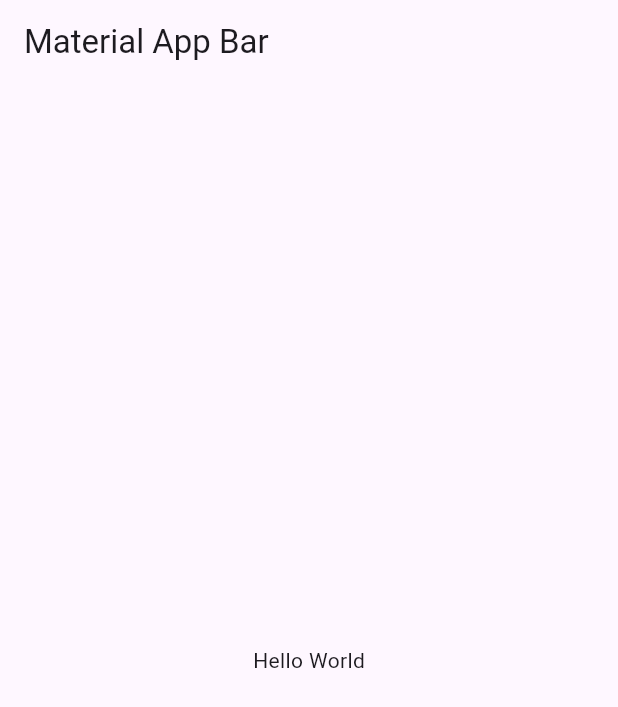
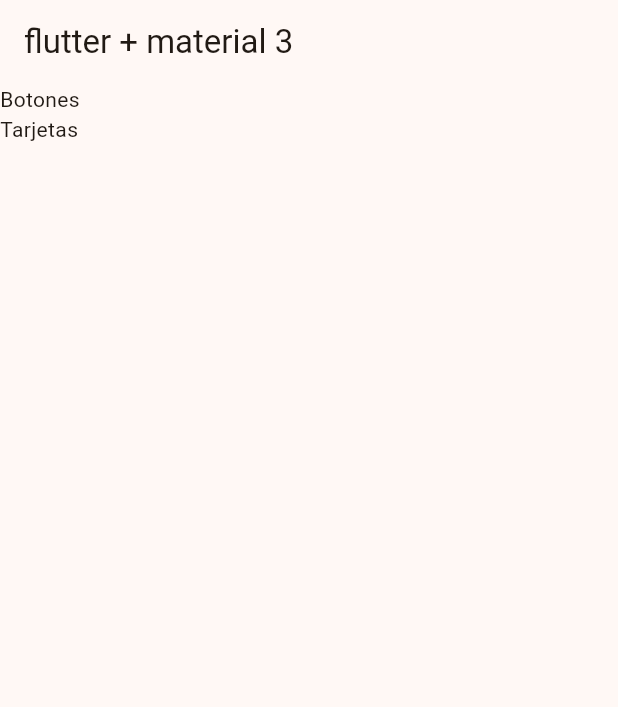
Before and after one commit to Angelina-Pinto/flutterAppWidgets, a Flutter app: the screen it shows after launch, on a phone screen of 412 x 824 dp. Shown: the top 707 px of the screen. Run offline on Flutter 3.47's test engine with Material 3 defaults, Android fonts, the phone set to English and light mode, and no system bars.

Commit message:
se agrego un ListView en homeScreen para que mostrara el contenido de la appMenuItems que se encuentra en menu_items.dart

```diff
--- a/lib/config/menu/menu_items.dart
+++ b/lib/config/menu/menu_items.dart
@@ -1,24 +1,33 @@
 import 'package:flutter/material.dart';
 
-class MenuItem{
+const List<MenuItems> appMenuItems = [
+
+  MenuItems(
+    title: 'Botones',
+    subtitle: 'varios botones en flutter',
+    link: '/buttons',
+    icon: Icons.smart_button_outlined ),
+
+    MenuItems(
+    title: 'Tarjetas',
+    subtitle: 'un contenedor estilizado',
+    link: '/card',
+    icon: Icons.credit_card )
+];
+
+class MenuItems{
+
   final String title;
-  final String subtittle;
+  final String subtitle;
   final String link;
   final IconData icon;
 
-  const MenuItem({
+  const MenuItems({
     required this.title,
-    required this.subtittle,
+    required this.subtitle,
     required this.link,
     required this.icon
     });
 
+
 }
-const appMenuItems =<MenuItem>[
-  MenuItem(
-    title: 'Botones',
-    subtittle: 'varios botones en flutter',
-    link: '/botones',
-    icon: Icons.smart_button
-    )
-];
--- /dev/null
+++ b/lib/config/theme/app_theme.dart
@@ -0,0 +1,29 @@
+import 'package:flutter/material.dart';
+
+const List<Color> colorList = [
+  Colors.black,
+  Colors.orange,
+  Colors.white,
+  Colors.pink,
+  Colors.red,
+  Colors.yellow,
+  Colors.blue
+];
+
+class AppTheme{
+
+  final int selectedColor;
+
+  AppTheme({
+    this.selectedColor = 0
+    }):assert(selectedColor >= 0 , 'el color debe de ser mayor a 0'),
+    assert(selectedColor < colorList.length, 'selected color must be less or equal than ${colorList.length}');
+
+    ThemeData getTheme () => ThemeData(
+      useMaterial3: true,
+      colorSchemeSeed: colorList[selectedColor],
+      appBarTheme: const AppBarTheme(
+        centerTitle: false
+      )
+    );
+}
--- a/lib/main.dart
+++ b/lib/main.dart
@@ -1,4 +1,6 @@
 import 'package:flutter/material.dart';
+import 'package:flutter_widget_aplication/config/theme/app_theme.dart';
+import 'package:flutter_widget_aplication/presentation/screens/home/home_screen.dart';
 
 void main() => runApp(const MyApp());
 
@@ -8,15 +10,9 @@
   @override
   Widget build(BuildContext context) {
     return MaterialApp(
+      theme: AppTheme(selectedColor: 1).getTheme(),
       title: 'Material App',
-      home: Scaffold(
-        appBar: AppBar(
-          title: const Text('Material App Bar'),
-        ),
-        body: const Center(
-          child: Text('Hello World'),
-        ),
-      ),
+      home: Homescreen()
     );
   }
 }
--- /dev/null
+++ b/lib/presentation/screens/home/home_screen.dart
@@ -0,0 +1,35 @@
+import 'package:flutter/material.dart';
+import 'package:flutter_widget_aplication/config/menu/menu_items.dart';
+
+
+class Homescreen extends StatelessWidget {
+  const Homescreen({super.key});
+
+  @override
+  Widget build(BuildContext context) {
+    return Scaffold(
+      appBar: AppBar(
+        title:const Text('flutter + material 3'),
+      ),
+      body:const  _homeView(),
+    );
+  }
+}
+
+class _homeView extends StatelessWidget {
+  const _homeView();
+
+  @override
+  Widget build(BuildContext context) {
+
+    return ListView.builder(
+      itemCount: appMenuItems.length,
+      itemBuilder: (context, index){
+        //recorriendo lista de appMenuItems
+        final menuItem = appMenuItems[index];
+        //obteniendo el valor de objeto
+        return Text(menuItem.title);
+      },
+    );
+  }
+}
```
Also changed, not shown: lib/config/theme.dart (deleted).
